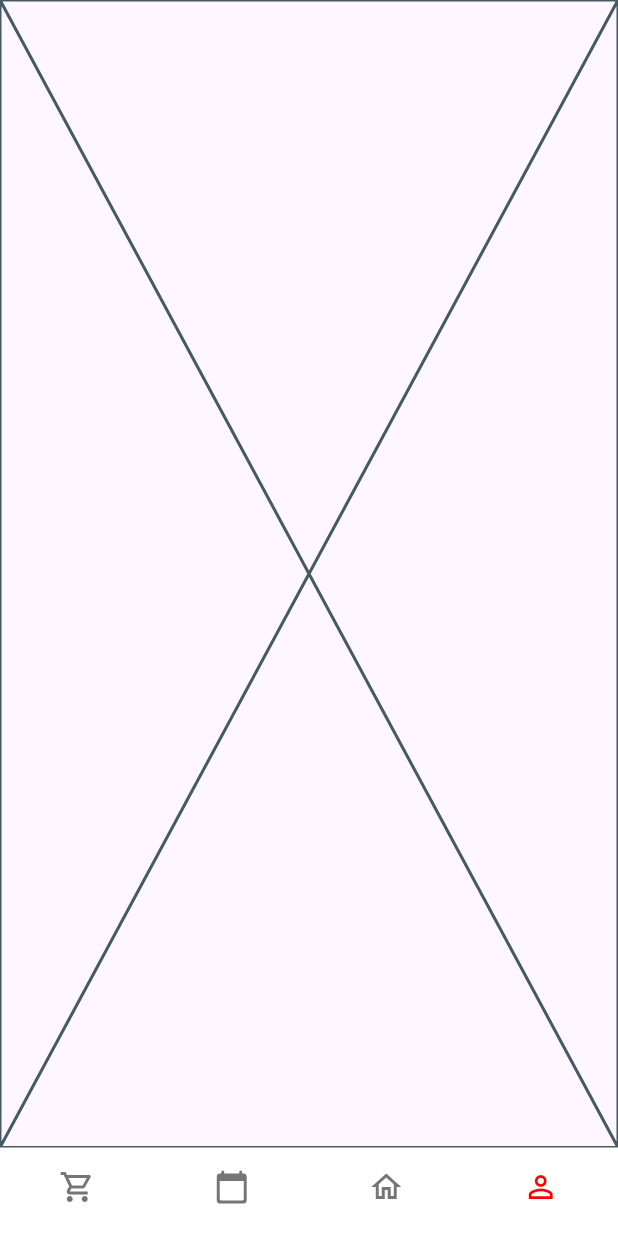
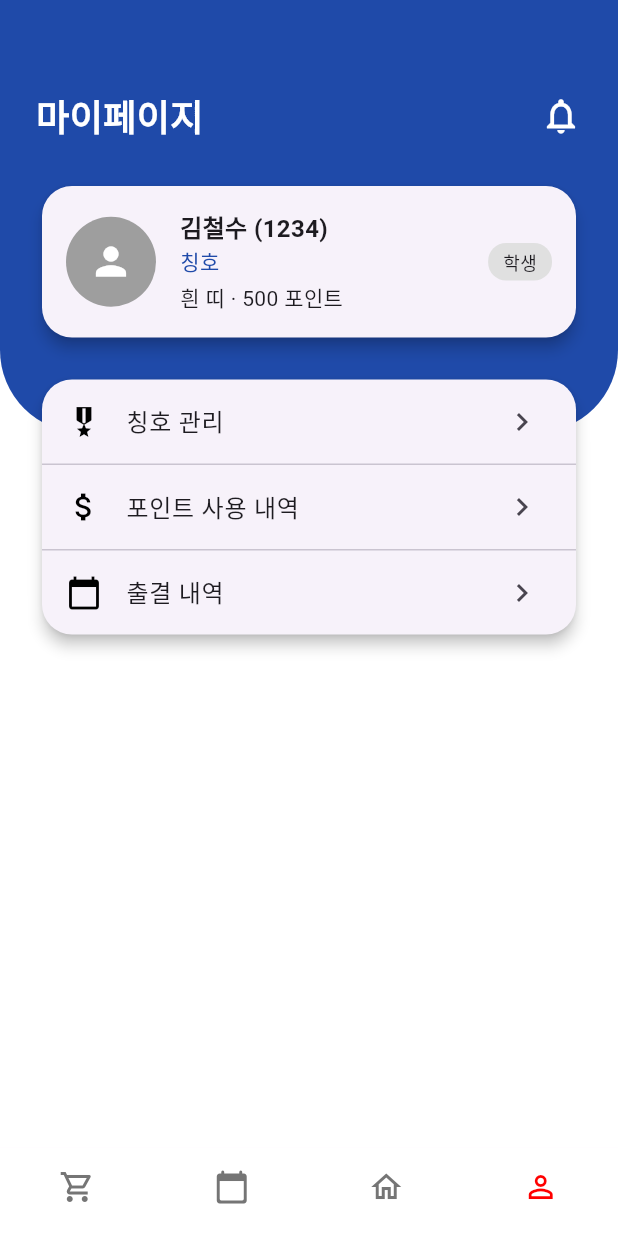
Before and after one commit to Taekwondo1906/taekwon, a Flutter app: the screen it shows after launch, item 4 of the bottom bar chosen, on a phone screen of 412 x 824 dp. Run offline on Flutter 3.47's test engine with Material 3 defaults, Android fonts, the phone set to English and light mode, and no system bars; Roboto replaces fonts that are missing (inter).

Commit message:
💄 mypage UI 구현

```diff
--- a/lib/main.dart
+++ b/lib/main.dart
@@ -3,6 +3,7 @@ import 'package:flutter/material.dart';
 import 'package:taekwon/home/home_screen.dart'; //  home_screen
 import 'package:taekwon/login/login_screen.dart';
 import 'package:taekwon/navigation/navigation_bar.dart'; // navigation_bar
+import 'package:taekwon/mypage/mypage_screen.dart'; // mypage
 
 void main() {
   runApp(const MyApp());
@@ -30,7 +31,7 @@ class _MainScaffoldState extends State<MainScaffold> {
     const LoginPage(), //  포인트샵 화면...인데 확인차 로그인페이지를 넣어뒀어요!! 나중에 수정예정
     const Placeholder(), //  일정 화면
     const HomeScreen(), //  홈 화면
-    const Placeholder(), //  마이페이지 화면
+    const MyPage(), //  마이페이지 화면
   ];
 
   void _onTap(int index) {
--- /dev/null
+++ b/lib/mypage/mypage_screen.dart
@@ -0,0 +1,152 @@
+//마이페이지 화면
+
+import 'package:flutter/material.dart';
+// 색상 팔레트
+import 'package:taekwon/decoration/color_palette.dart';
+
+class MyPage extends StatelessWidget {
+  const MyPage({super.key});
+
+  @override
+  Widget build(BuildContext context) {
+    final screenHeight = MediaQuery.of(context).size.height;
+
+    return Scaffold(
+      body: Stack(
+        children: [
+          Container(color: Colors.white),
+          Container(
+            height: screenHeight * 0.35,
+            decoration: const BoxDecoration(
+              color: mainColor,
+              borderRadius: BorderRadius.only(
+                bottomLeft: Radius.circular(55),
+                bottomRight: Radius.circular(55),
+              ),
+            ),
+          ),
+          Positioned(
+            top: 60,
+            left: 24,
+            right: 24,
+            child: Row(
+              mainAxisAlignment: MainAxisAlignment.spaceBetween,
+              children: const [
+                Text(
+                  '마이페이지',
+                  style: TextStyle(
+                    color: Colors.white,
+                    fontSize: 24,
+                    fontFamily: 'inter',
+                    fontWeight: FontWeight.w600,
+                  ),
+                ),
+                Icon(Icons.notifications_none, color: Colors.white, size: 28),
+              ],
+            ),
+          ),
+          Positioned.fill(
+            top: 120,
+            child: Column(
+              children: [
+                // 프로필 카드
+                Padding(
+                  padding: const EdgeInsets.symmetric(horizontal: 24),
+                  child: Card(
+                    shape: RoundedRectangleBorder(
+                      borderRadius: BorderRadius.circular(20),
+                    ),
+                    elevation: 4,
+                    child: Padding(
+                      padding: const EdgeInsets.all(16.0),
+                      child: Row(
+                        children: [
+                          const CircleAvatar(
+                            radius: 30,
+                            backgroundColor: Colors.grey,
+                            child: Icon(
+                              Icons.person,
+                              size: 30,
+                              color: Colors.white,
+                            ),
+                          ),
+                          const SizedBox(width: 16),
+                          Expanded(
+                            child: Column(
+                              crossAxisAlignment: CrossAxisAlignment.start,
+                              children: const [
+                                Text(
+                                  '김철수 (1234)',
+                                  style: TextStyle(
+                                    fontSize: 16,
+                                    fontWeight: FontWeight.bold,
+                                  ),
+                                ),
+                                Text('칭호', style: TextStyle(color: mainColor)),
+                                SizedBox(height: 4),
+                                Text('흰 띠 · 500 포인트'),
+                              ],
+                            ),
+                          ),
+                          Container(
+                            padding: const EdgeInsets.symmetric(
+                              horizontal: 10,
+                              vertical: 4,
+                            ),
+                            decoration: BoxDecoration(
+                              color: Colors.grey.shade300,
+                              borderRadius: BorderRadius.circular(12),
+                            ),
+                            child: const Text(
+                              '학생',
+                              style: TextStyle(fontSize: 12),
+                            ),
+                          ),
+                        ],
+                      ),
+                    ),
+                  ),
+                ),
+                const SizedBox(height: 20),
+                // 기능 카드
+                Padding(
+                  padding: const EdgeInsets.symmetric(horizontal: 24),
+                  child: Card(
+                    shape: RoundedRectangleBorder(
+                      borderRadius: BorderRadius.circular(20),
+                    ),
+                    elevation: 4,
+                    child: Column(
+                      children: [
+                        _buildMenuItem(Icons.military_tech, '칭호 관리'),
+                        _buildDivider(),
+                        _buildMenuItem(Icons.attach_money, '포인트 사용 내역'),
+                        _buildDivider(),
+                        _buildMenuItem(Icons.calendar_today, '출결 내역'),
+                      ],
+                    ),
+                  ),
+                ),
+              ],
+            ),
+          ),
+        ],
+      ),
+    );
+  }
+
+  Widget _buildMenuItem(IconData icon, String title) {
+    return ListTile(
+      leading: Icon(icon, color: Colors.black),
+      title: Text(title, style: const TextStyle(fontWeight: FontWeight.w500)),
+      trailing: const Icon(Icons.chevron_right),
+      onTap: () {
+        // 추후 네비게이션 구현
+      },
+    );
+  }
+
+  Widget _buildDivider() {
+    return const Divider(height: 1, thickness: 1);
+  }
+}
```
